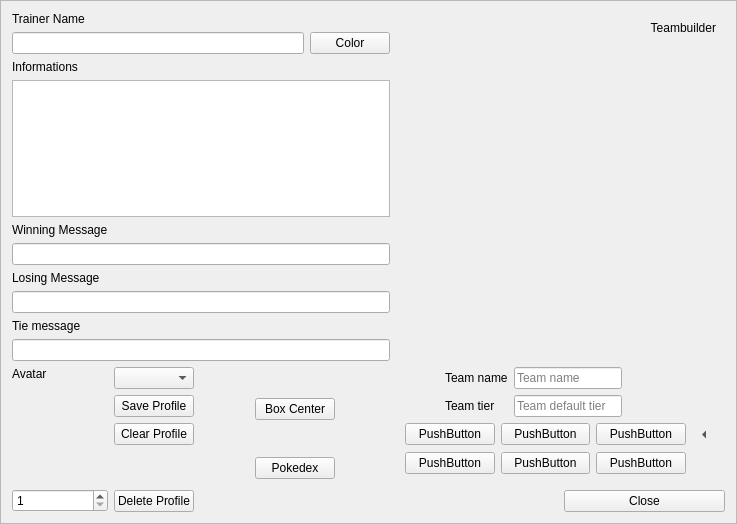
Above: src/Teambuilder/trainermenu.ui from po-devs/pokemon-online before the change. Below: the same form after it.
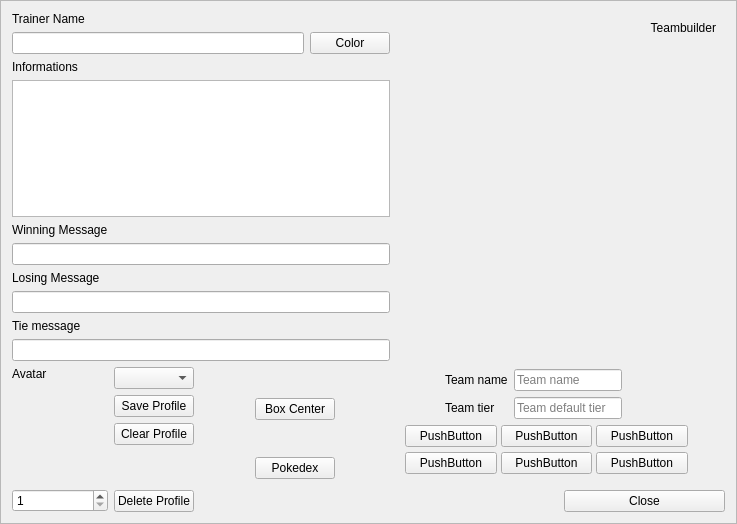
That is the form after the change. Custom widgets are drawn as their Qt base class.

The edit to the form file:
```diff
--- a/src/Teambuilder/trainermenu.ui
+++ b/src/Teambuilder/trainermenu.ui
@@ -426,6 +426,9 @@
       </item>
       <item>
        <layout class="QGridLayout" name="gridLayout_2" columnstretch="1,1,1,0">
+        <property name="spacing">
+         <number>4</number>
+        </property>
         <item row="0" column="0">
          <widget class="QPushButton" name="team1">
           <property name="text">
@@ -482,9 +485,6 @@
           <property name="autoRaise">
            <bool>true</bool>
           </property>
-          <property name="arrowType">
-           <enum>Qt::LeftArrow</enum>
-          </property>
          </widget>
         </item>
         <item row="2" column="3">
```
